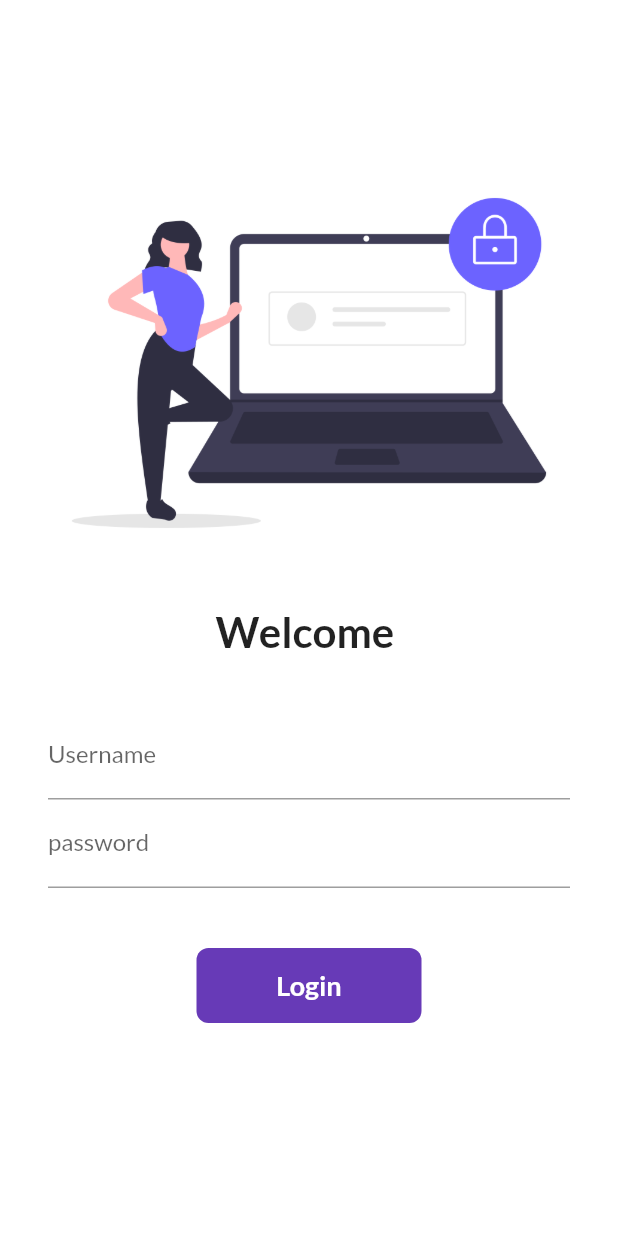
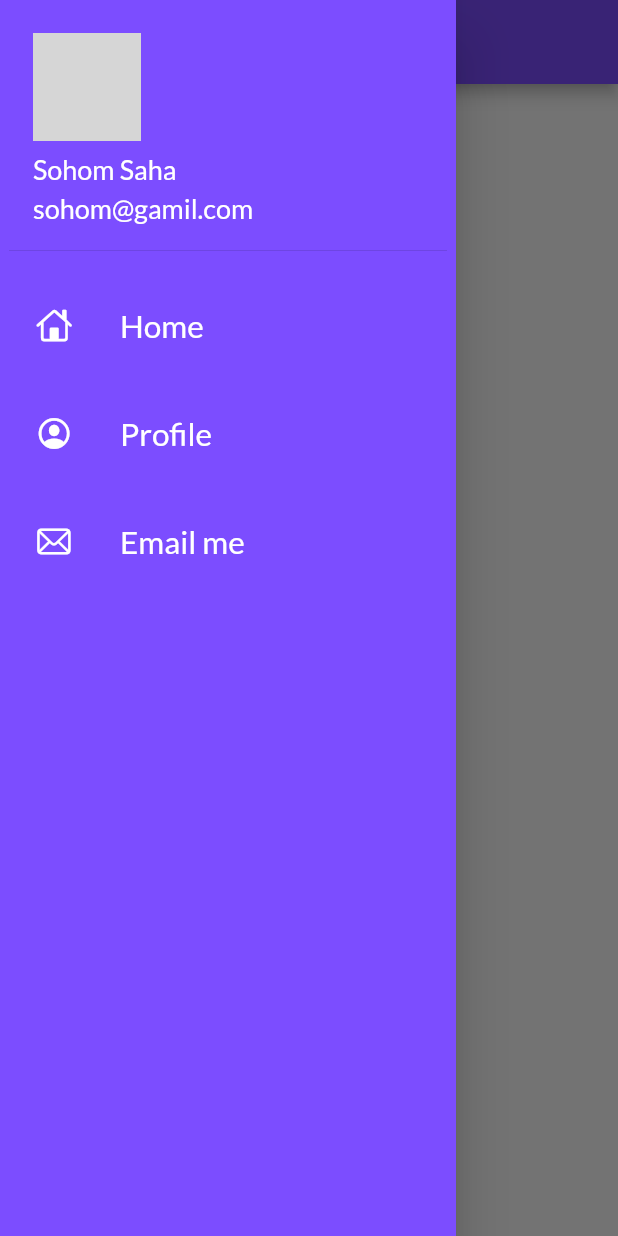
Before and after one commit to Slutishboy/flutterProject, a Flutter app: the screen it shows after launch, with the side drawer open (before the commit the screen has no drawer), on a phone screen of 412 x 824 dp. Run offline on Flutter 3.47's test engine with Material 2 defaults, Android fonts, the phone set to English and light mode, and no system bars; our stand-ins replace google_fonts; network calls fail; grey boxes are pictures that could not be loaded.

Commit message:
Day 9 completed

```diff
--- a/lib/main.dart
+++ b/lib/main.dart
@@ -19,7 +19,7 @@ class MyApp extends StatelessWidget {
       primaryTextTheme:GoogleFonts.latoTextTheme() ),
       debugShowCheckedModeBanner: false,
       darkTheme: ThemeData(brightness: Brightness.dark),
-      initialRoute: "/login",
+      initialRoute: "/home",
       routes: {
         "/": (context) => LoginPage(),
         MyRoutes.loginRoute: (context) => LoginPage(),
--- a/lib/pages/home_page.dart
+++ b/lib/pages/home_page.dart
@@ -1,4 +1,6 @@
 import 'package:flutter/material.dart';
+
+import '../widgets/drawer.dart';
 
 class HomePage extends StatelessWidget {
   final String day = "mayer";
@@ -8,13 +10,14 @@ class HomePage extends StatelessWidget {
     return Scaffold(
       appBar: AppBar(
         title: Text("Catalog App"),
+        backgroundColor: Colors.deepPurpleAccent,
       ),
       body: Center(
         child: Container(
           child: Text("helo $day world today"),
         ),
       ),
-      drawer: Drawer(),
+      drawer: MyDrawer(),
     );
   }
 }
--- /dev/null
+++ b/lib/widgets/drawer.dart
@@ -0,0 +1,58 @@
+import 'package:flutter/cupertino.dart';
+import 'package:flutter/material.dart';
+
+class MyDrawer extends StatelessWidget {
+  @override
+  Widget build(BuildContext context) {
+    final imageUrl=
+        "https://images.unsplash.com/photo-1539571696357-5a69c17a67c6?ixlib=rb-1.2.1&ixid=MnwxMjA3fDB8MHxwaG90by1wYWdlfHx8fGVufDB8fHx8&auto=format&fit=crop&w=687&q=80";
+    return Drawer(
+      child: Container(
+        color: Colors.deepPurpleAccent,
+        child: ListView(
+          // padding: EdgeInsets.fromLTRB(0, 15, 0, 0),
+
+          children: [
+            Padding(
+              padding: const EdgeInsets.all(6.0),
+              child: DrawerHeader(
+
+                padding: EdgeInsets.zero,
+                child: UserAccountsDrawerHeader(
+                  margin: EdgeInsets.zero,
+                  decoration: BoxDecoration(color: Colors.deepPurpleAccent,),
+                  accountName: Text("Sohom Saha",style: TextStyle(color: Colors.white,fontSize: 18)),
+                  accountEmail: Text("sohom@gamil.com",style: TextStyle(color: Colors.white,fontSize: 18),),
+                  currentAccountPicture: CircleAvatar(
+                    backgroundImage: NetworkImage(imageUrl),
+                  ),
+                ),
+              ),
+            ),
+            Padding(
+              padding: const EdgeInsets.all(8.0),
+              child: ListTile(
+                leading: Icon(CupertinoIcons.home,color: Colors.white,),
+                title: Text("Home",textScaleFactor: 1.5,style: TextStyle(color: Colors.white)),
+              ),
+            ),
+            Padding(
+              padding: const EdgeInsets.all(8.0),
+              child: ListTile(
+                leading: Icon(CupertinoIcons.profile_circled,color: Colors.white,),
+                title: Text("Profile",textScaleFactor: 1.5,style: TextStyle(color: Colors.white)),
+              ),
+            ),
+            Padding(
+              padding: const EdgeInsets.all(8.0),
+              child: ListTile(
+                leading: Icon(CupertinoIcons.mail,color: Colors.white,),
+                title: Text("Email me",textScaleFactor: 1.5,style: TextStyle(color: Colors.white)),
+              ),
+            )
+          ],
+        ),
+      ),
+    );
+  }
+}
```
